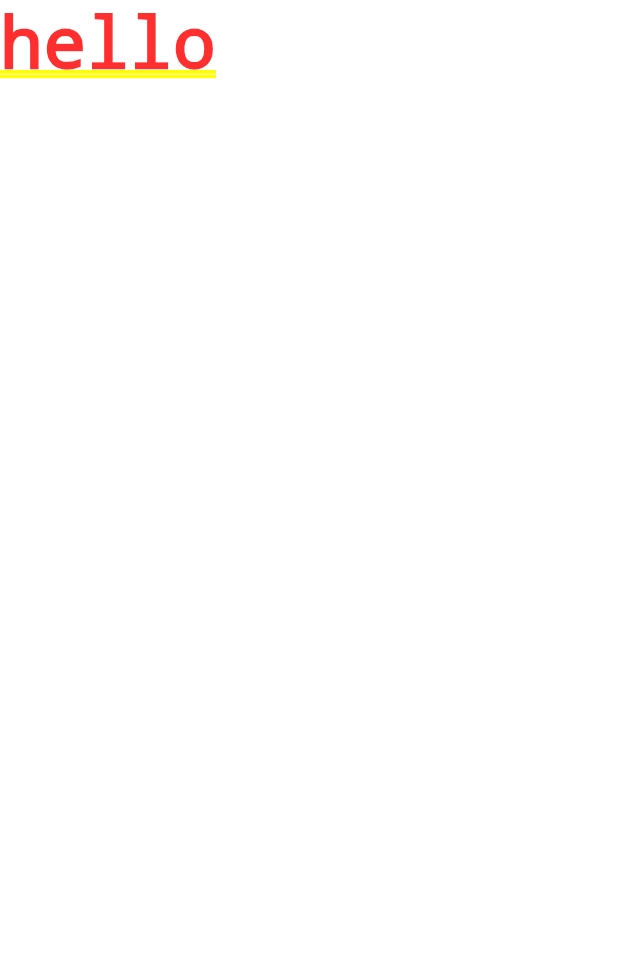
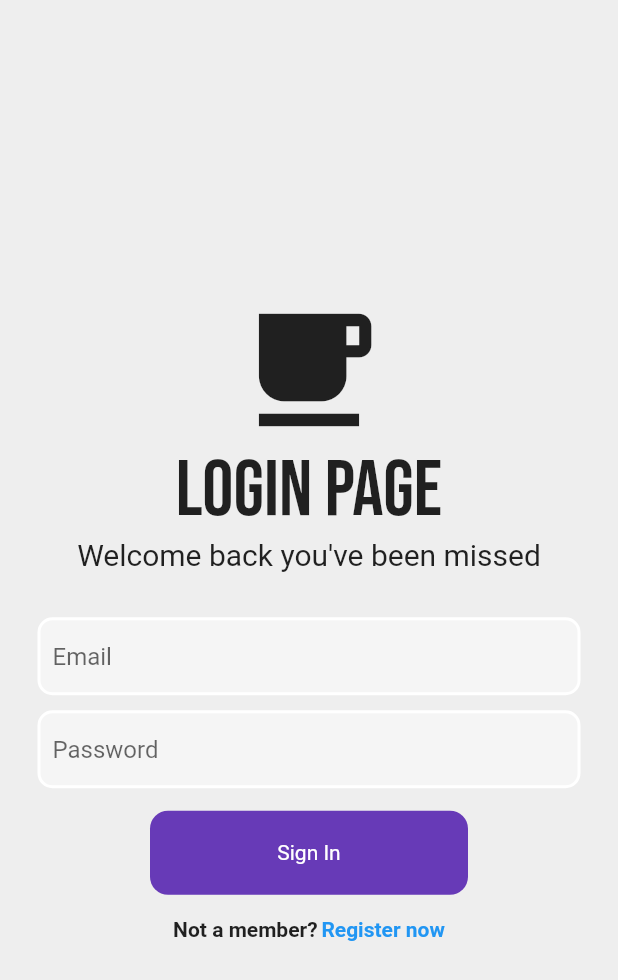
Before and after one commit to nateluk/login-with-firebase, a Flutter app: the screen it shows after launch, on a phone screen of 412 x 824 dp. Shown: the top 980 px of the screen. Run offline on Flutter 3.47's test engine with Material 2 defaults, Android fonts, the phone set to English and light mode, and no system bars; our stand-ins replace firebase_core, google_fonts; accounts and stored records are empty.

Commit message:
built login screen ui

```diff
--- a/lib/login.dart
+++ b/lib/login.dart
@@ -1,4 +1,5 @@
 import 'package:flutter/material.dart';
+import 'package:google_fonts/google_fonts.dart';
 
 class LoginPage extends StatefulWidget {
   const LoginPage({super.key});
@@ -10,6 +11,129 @@ class LoginPage extends StatefulWidget {
 class _LoginPageState extends State<LoginPage> {
   @override
   Widget build(BuildContext context) {
-    return Container(child: Text('hello'));
+    return Scaffold(
+      backgroundColor: Colors.grey[200],
+      body: SafeArea(
+        child: Center(
+          child: Column(
+            mainAxisAlignment: MainAxisAlignment.center,
+            children: [
+              Icon(
+                Icons.free_breakfast,
+                size: 100,
+              ),
+              // hello title
+              Text(
+                'Login Page',
+                style: GoogleFonts.bebasNeue(
+                  fontSize: 52,
+                ),
+              ),
+              Text(
+                'Welcome back you\'ve been missed',
+                style: TextStyle(
+                  fontSize: 20,
+                ),
+              ),
+              const SizedBox(
+                height: 30,
+              ),
+              // username text field
+              Padding(
+                padding: const EdgeInsets.symmetric(horizontal: 25.0),
+                child: Container(
+                  decoration: BoxDecoration(
+                    color: Colors.grey[100],
+                    border: Border.all(
+                      color: Colors.white,
+                      width: 2.0,
+                    ),
+                    borderRadius: BorderRadius.circular(10),
+                  ),
+                  child: const Padding(
+                    padding: EdgeInsets.only(left: 8.0),
+                    child: TextField(
+                      decoration: InputDecoration(
+                        border: InputBorder.none,
+                        hintText: 'Email',
+                      ),
+                    ),
+                  ),
+                ),
+              ),
+              SizedBox(
+                height: 10,
+              ),
+              // password text field
+              Padding(
+                padding: const EdgeInsets.symmetric(horizontal: 25.0),
+                child: Container(
+                  decoration: BoxDecoration(
+                    color: Colors.grey[100],
+                    border: Border.all(
+                      color: Colors.white,
+                      width: 2.0,
+                    ),
+                    borderRadius: BorderRadius.circular(10),
+                  ),
+                  child: const Padding(
+                    padding: EdgeInsets.only(left: 8.0),
+                    child: TextField(
+                      obscureText: true,
+                      decoration: InputDecoration(
+                        border: InputBorder.none,
+                        hintText: 'Password',
+                      ),
+                    ),
+                  ),
+                ),
+              ),
+              SizedBox(
+                height: 15,
+              ),
+              // sign in button
+              Padding(
+                padding: const EdgeInsets.symmetric(horizontal: 100),
+                child: Container(
+                  padding: EdgeInsets.all(20),
+                  decoration: BoxDecoration(
+                      color: Colors.deepPurple,
+                      borderRadius: BorderRadius.circular(12)),
+                  child: Center(
+                    child: Text(
+                      'Sign In',
+                      style: TextStyle(color: Colors.white),
+                    ),
+                  ),
+                ),
+              ),
+              // not a member? register now
+              SizedBox(
+                height: 15,
+              ),
+              Row(
+                mainAxisAlignment: MainAxisAlignment.center,
+                children: [
+                  Text(
+                    'Not a member?',
+                    style: TextStyle(fontWeight: FontWeight.bold),
+                  ),
+                  SizedBox(
+                    width: 2.5,
+                  ),
+                  Text(
+                    'Register now',
+                    style: TextStyle(
+                      color: Colors.blue,
+                      fontWeight: FontWeight.bold,
+                    ),
+                  ),
+                ],
+              )
+            ],
+          ),
+        ),
+      ),
+    );
   }
 }
--- a/lib/main.dart
+++ b/lib/main.dart
@@ -16,6 +16,7 @@ class MyApp extends StatelessWidget {
   @override
   Widget build(BuildContext context) {
     return MaterialApp(
+      debugShowCheckedModeBanner: false,
       title: 'Flutter Demo',
       theme: ThemeData(
         primarySwatch: Colors.blue,
--- a/pubspec.yaml
+++ b/pubspec.yaml
@@ -38,6 +38,7 @@ dependencies:
   cupertino_icons: ^1.0.2
   firebase_auth: ^3.11.0
   firebase_core: ^1.24.0
+  google_fonts: ^3.0.1
 
 dev_dependencies:
   flutter_test:
```
Also changed, not shown: pubspec.lock, 1 other file.
